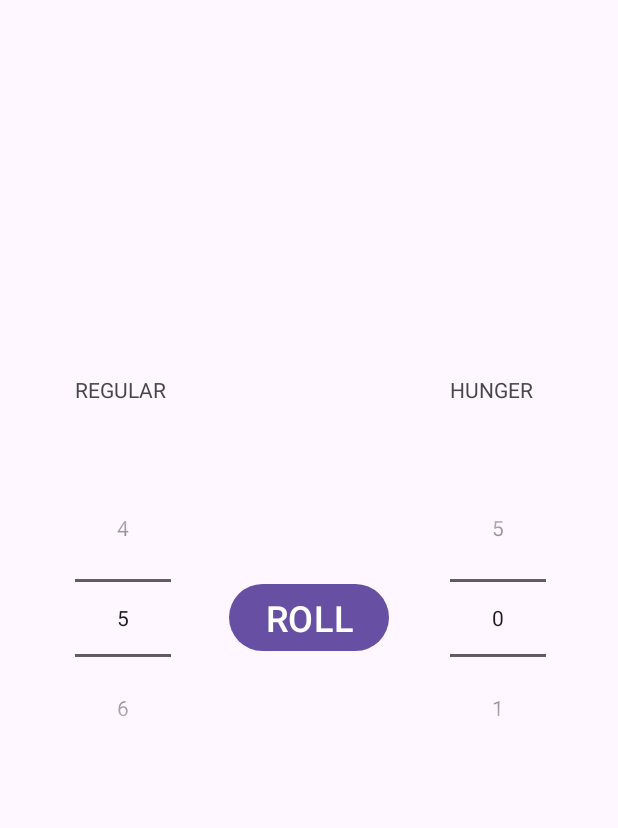
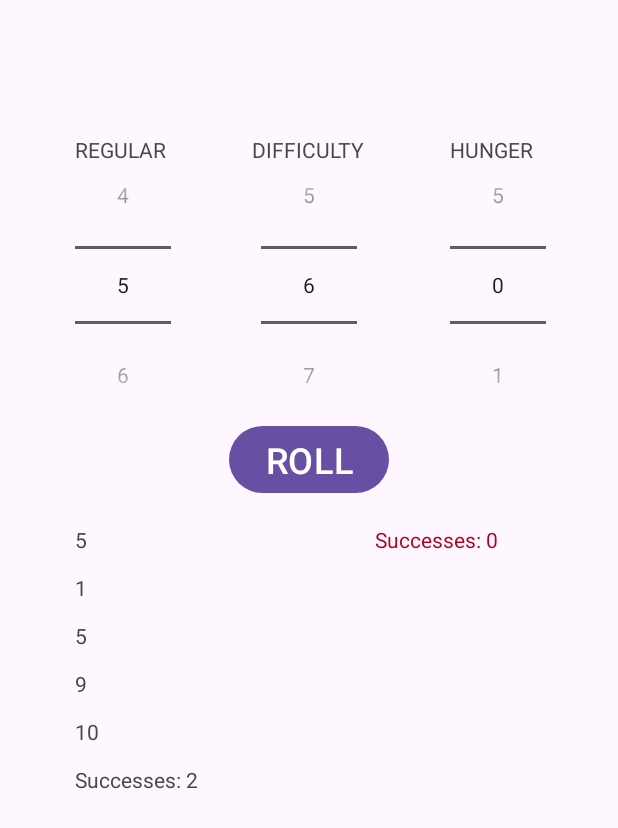
Before and after one commit to ofpow/VTM20Roller, an Android app: the screen it shows after launch (MainActivity), after a tap on "ROLL", on a phone screen of 412 x 824 dp. Shown: the top 828 px of the screen. Run offline under Robolectric (Android 15) with nearby library versions, the phone set to English and light mode, and no system bars.

Commit message:
Introduce functionality

```diff
--- a/app/src/main/java/com/example/vtm20/MainActivity.kt
+++ b/app/src/main/java/com/example/vtm20/MainActivity.kt
@@ -4,6 +4,7 @@ import android.os.Bundle
 import androidx.appcompat.app.AppCompatActivity
 import android.widget.Button
 import android.widget.NumberPicker
+import android.widget.TextView
 
 class MainActivity : AppCompatActivity() {
 
@@ -14,7 +15,10 @@ class MainActivity : AppCompatActivity() {
 
         val regular: NumberPicker = findViewById(R.id.regular)
         val hunger: NumberPicker = findViewById(R.id.hunger)
+        val difficulty: NumberPicker = findViewById(R.id.difficulty)
         val roll: Button = findViewById(R.id.roll)
+        val regular_result: TextView = findViewById(R.id.regular_result)
+        val hunger_result: TextView = findViewById(R.id.hunger_result)
 
         regular.maxValue = 10
         regular.minValue = 0
@@ -24,8 +28,53 @@ class MainActivity : AppCompatActivity() {
         hunger.minValue = 0
         hunger.value = 0
 
+        difficulty.maxValue = 10
+        difficulty.minValue = 1
+        difficulty.value = 6
+
         roll.setOnClickListener {
-            println(regular.value + hunger.value)
+            regular_result.setText(roll_regular(regular.value, difficulty.value))
+            hunger_result.setText((roll_hunger(hunger.value, difficulty.value)))
         }
     }
+
+    fun roll_regular(num_regular: Int, difficulty: Int): String {
+        var result_text = ""
+        var sucesses = 0
+
+        for (i in 1..num_regular) {
+            var roll = (1..10).random()
+            result_text += (roll.toString() + "\n\n")
+            if (roll == 10) {
+                sucesses += 2
+            } else if (roll == 1) {
+                sucesses--
+            } else if (roll >= difficulty) {
+                sucesses++
+            }
+        }
+
+        result_text += ("Successes: " + sucesses.toString())
+        return result_text
+    }
+
+    fun roll_hunger(num_hunger: Int, difficulty: Int): String {
+        var result_text = ""
+        var sucesses = 0
+
+        for (i in 1..num_hunger) {
+            var roll = (1..10).random()
+            result_text += (roll.toString() + "\n\n")
+            if (roll == 10) {
+                sucesses += 2
+            } else if (roll == 1) {
+                sucesses--
+            } else if (roll >= difficulty) {
+                sucesses++
+            }
+        }
+
+        result_text += ("Successes: " + sucesses.toString())
+        return result_text
+    }
 }
--- a/app/src/main/res/layout/activity_main.xml
+++ b/app/src/main/res/layout/activity_main.xml
@@ -9,36 +9,63 @@
 
     <NumberPicker
         android:id="@+id/regular"
-        android:layout_centerVertical="true"
+        android:layout_marginTop="100dp"
         android:layout_marginLeft="50dp"
         android:layout_width="wrap_content"
         android:layout_height="wrap_content" />
     <NumberPicker
         android:id="@+id/hunger"
-        android:layout_centerVertical="true"
         android:layout_marginLeft="300dp"
+        android:layout_marginTop="100dp"
         android:layout_width="wrap_content"
         android:layout_height="wrap_content" />
-
+    <NumberPicker
+        android:id="@+id/difficulty"
+        android:layout_centerHorizontal="true"
+        android:layout_marginTop="100dp"
+        android:layout_width="wrap_content"
+        android:layout_height="wrap_content" />
     <TextView
         android:layout_width="wrap_content"
         android:layout_height="wrap_content"
-        android:layout_marginTop="250dp"
+        android:layout_marginTop="90dp"
         android:layout_marginLeft="50dp"
         android:text="REGULAR"/>
     <TextView
         android:layout_width="wrap_content"
         android:layout_height="wrap_content"
-        android:layout_marginTop="250dp"
+        android:layout_marginTop="90dp"
+        android:layout_centerHorizontal="true"
+        android:text="DIFFICULTY"/>
+    <TextView
+        android:layout_width="wrap_content"
+        android:layout_height="wrap_content"
+        android:layout_marginTop="90dp"
         android:layout_marginLeft="300dp"
         android:text="HUNGER"/>
     <Button
         android:id="@+id/roll"
         android:layout_width="wrap_content"
         android:layout_height="wrap_content"
-        android:layout_centerInParent="true"
+        android:layout_centerHorizontal="true"
+        android:layout_marginTop="280dp"
         android:text="roll"
         android:textSize="24sp"
         android:textAllCaps="true"/>
+    <TextView
+        android:id="@+id/regular_result"
+        android:layout_width="wrap_content"
+        android:layout_height="wrap_content"
+        android:text="Nothing Rolled Yet"
+        android:layout_marginTop="350dp"
+        android:layout_marginLeft="50dp"/>
+    <TextView
+        android:id="@+id/hunger_result"
+        android:layout_width="wrap_content"
+        android:layout_height="wrap_content"
+        android:text="Nothing Rolled Yet"
+        android:textColor="@color/design_default_color_error"
+        android:layout_marginTop="350dp"
+        android:layout_marginLeft="250dp"/>
 
 </RelativeLayout>
```
